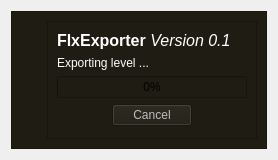
The window that progressdialog.ui (jkirsteins/Tiled-FlxExporter) describes before a commit, drawn with Qt 5.
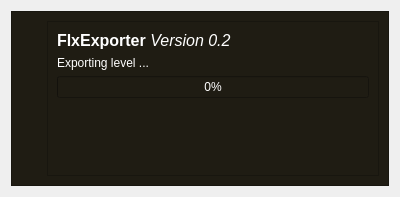
The same window after the commit. Icons and pictures are not drawn.

```diff
--- a/progressdialog.ui
+++ b/progressdialog.ui
@@ -6,17 +6,14 @@
    <rect>
     <x>0</x>
     <y>0</y>
-    <width>278</width>
-    <height>160</height>
+    <width>400</width>
+    <height>197</height>
    </rect>
   </property>
   <property name="windowTitle">
    <string>Dialog</string>
   </property>
-  <property name="styleSheet">
-   <string notr="true"/>
-  </property>
-  <layout class="QHBoxLayout" name="horizontalLayout_2">
+  <layout class="QHBoxLayout" name="horizontalLayout">
    <item>
     <widget class="QFrame" name="frame_2">
      <property name="styleSheet">
@@ -100,7 +97,7 @@
 &lt;html&gt;&lt;head&gt;&lt;meta name=&quot;qrichtext&quot; content=&quot;1&quot; /&gt;&lt;style type=&quot;text/css&quot;&gt;
 p, li { white-space: pre-wrap; }
 &lt;/style&gt;&lt;/head&gt;&lt;body style=&quot; font-family:'MS Shell Dlg 2'; font-size:8.25pt; font-weight:400; font-style:normal;&quot;&gt;
-&lt;p style=&quot; margin-top:0px; margin-bottom:0px; margin-left:0px; margin-right:0px; -qt-block-indent:0; text-indent:0px;&quot;&gt;&lt;span style=&quot; font-size:12pt; font-weight:600;&quot;&gt;FlxExporter &lt;/span&gt;&lt;span style=&quot; font-size:12pt; font-style:italic;&quot;&gt;Version 0.1&lt;/span&gt;&lt;/p&gt;&lt;/body&gt;&lt;/html&gt;</string>
+&lt;p style=&quot; margin-top:0px; margin-bottom:0px; margin-left:0px; margin-right:0px; -qt-block-indent:0; text-indent:0px;&quot;&gt;&lt;span style=&quot; font-size:12pt; font-weight:600;&quot;&gt;FlxExporter &lt;/span&gt;&lt;span style=&quot; font-size:12pt; font-style:italic;&quot;&gt;Version 0.2&lt;/span&gt;&lt;/p&gt;&lt;/body&gt;&lt;/html&gt;</string>
            </property>
            <property name="textFormat">
             <enum>Qt::RichText</enum>
@@ -122,51 +119,14 @@
          </item>
          <item>
           <widget class="QProgressBar" name="progressBar">
+           <property name="styleSheet">
+            <string notr="true">color: rgb(255, 255, 255);</string>
+           </property>
            <property name="value">
             <number>0</number>
            </property>
           </widget>
          </item>
-         <item>
-          <layout class="QHBoxLayout" name="horizontalLayout">
-           <item>
-            <spacer name="horizontalSpacer">
-             <property name="orientation">
-              <enum>Qt::Horizontal</enum>
-             </property>
-             <property name="sizeHint" stdset="0">
-              <size>
-               <width>40</width>
-               <height>20</height>
-              </size>
-             </property>
-            </spacer>
-           </item>
-           <item>
-            <widget class="QPushButton" name="pushButton">
-             <property name="enabled">
-              <bool>false</bool>
-             </property>
-             <property name="text">
-              <string>Cancel</string>
-             </property>
-            </widget>
-           </item>
-           <item>
-            <spacer name="horizontalSpacer_2">
-             <property name="orientation">
-              <enum>Qt::Horizontal</enum>
-             </property>
-             <property name="sizeHint" stdset="0">
-              <size>
-               <width>40</width>
-               <height>20</height>
-              </size>
-             </property>
-            </spacer>
-           </item>
-          </layout>
-         </item>
          <item>
           <spacer name="verticalSpacer_2">
            <property name="orientation">
```
Left out of the diff: 4 changed lines with no effect on the pictures.
